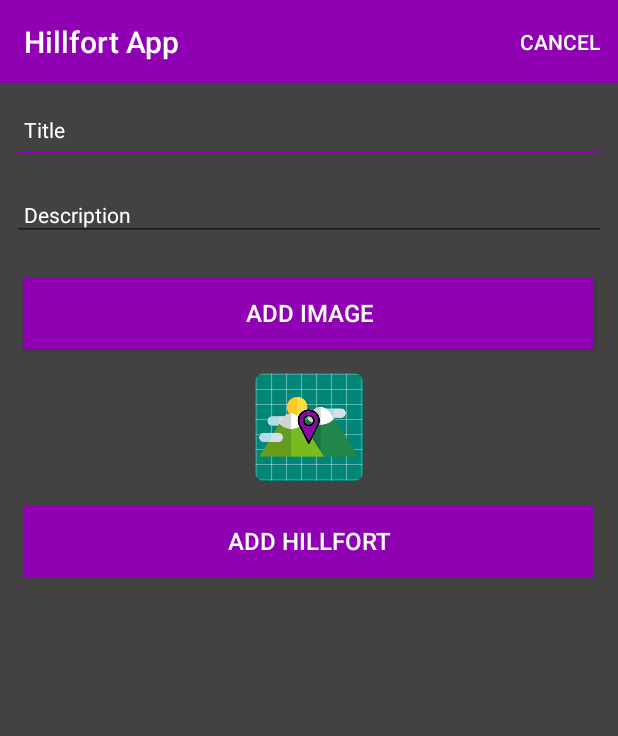
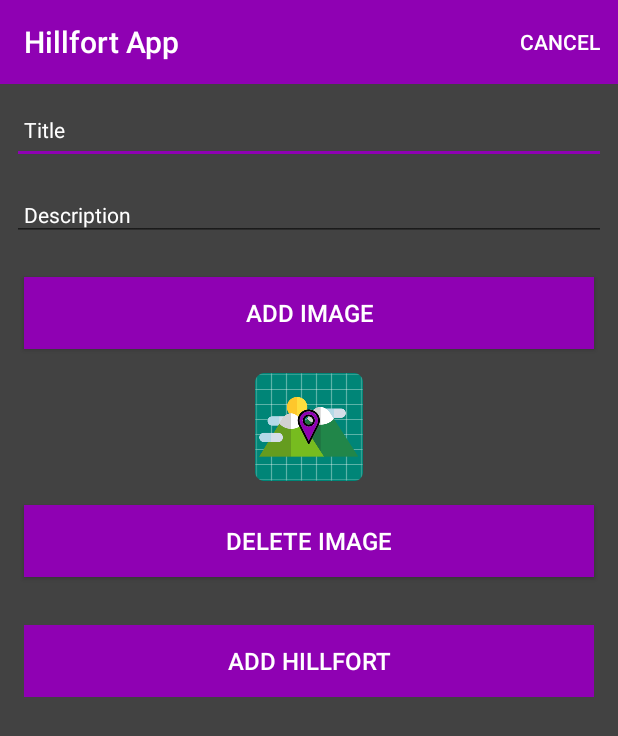
Before and after one commit to niallmul97/HillfortApp, an Android app: the HillfortActivity screen opened directly, with no data from a screen before it, on a phone screen of 412 x 824 dp. Shown: the top 736 px of the screen. Run offline under Robolectric (Android 15) with nearby library versions, the phone set to English and light mode, and no system bars; 1 statement that could not run was skipped.

Commit message:
Can now add multiple images and click on image to display next image

```diff
--- a/app/src/main/java/com/example/hillfort/activities/HillfortList.kt
+++ b/app/src/main/java/com/example/hillfort/activities/HillfortList.kt
@@ -1,5 +1,7 @@
 package com.example.hillfort.activities
 
+import adapters.HillfortAdapter
+import adapters.HillfortListener
 import android.content.Intent
 import androidx.appcompat.app.AppCompatActivity
 import android.os.Bundle
--- a/app/src/main/java/models/HillfortModel.kt
+++ b/app/src/main/java/models/HillfortModel.kt
@@ -6,5 +6,5 @@ import kotlinx.android.parcel.Parcelize
 @Parcelize
 data class HillfortModel(var id: Long = 0,
                          var title: String = "",
-                         var image: String = "",
+                         var image: ArrayList<String> = ArrayList(),
                          var description: String = "") : Parcelable
--- a/app/src/main/res/layout/activity_hillfort.xml
+++ b/app/src/main/res/layout/activity_hillfort.xml
@@ -86,7 +86,20 @@
                     android:id="@+id/hillfortImage"
                     android:layout_width="match_parent"
                     android:layout_height="wrap_content"
+                    android:scaleType="fitCenter"
                     app:srcCompat="@mipmap/ic_launcher" />
+
+                <Button
+                    android:id="@+id/btnDeleteImage"
+                    android:layout_width="match_parent"
+                    android:layout_height="wrap_content"
+                    android:layout_margin="16dp"
+                    android:background="@color/colorAccent"
+                    android:paddingTop="8dp"
+                    android:paddingBottom="8dp"
+                    android:text="@string/button_deleteImage"
+                    android:textColor="@color/colorPrimary"
+                    android:textSize="16sp" />
 
                 <Button
                     android:id="@+id/btnAdd"
--- a/app/src/main/res/values/strings.xml
+++ b/app/src/main/res/values/strings.xml
@@ -8,6 +8,7 @@
     <string name="enter_hillfort_title"> Please enter a Hillfort Title </string>
     <string name="save_hillfort"> Save Hillfort </string>
     <string name="button_addImage"> Add Image </string>
+    <string name="button_deleteImage"> Delete Image </string>
     <string name="select_hillfort_image">Select hillfort image</string>
-    <string name="change_hillfort_image">Change hillfort image</string>
+    <string name="change_hillfort_image">Add another image</string>
 </resources>
```
Also changed, not shown: app/src/main/java/adapters/HillfortAdapter.kt (renamed from app/src/main/java/com/example/hillfort/activities/HillfortAdapter.kt, +8 -2 lines), app/src/main/java/com/example/hillfort/activities/HillfortActivity.kt (+27 -7 lines).
